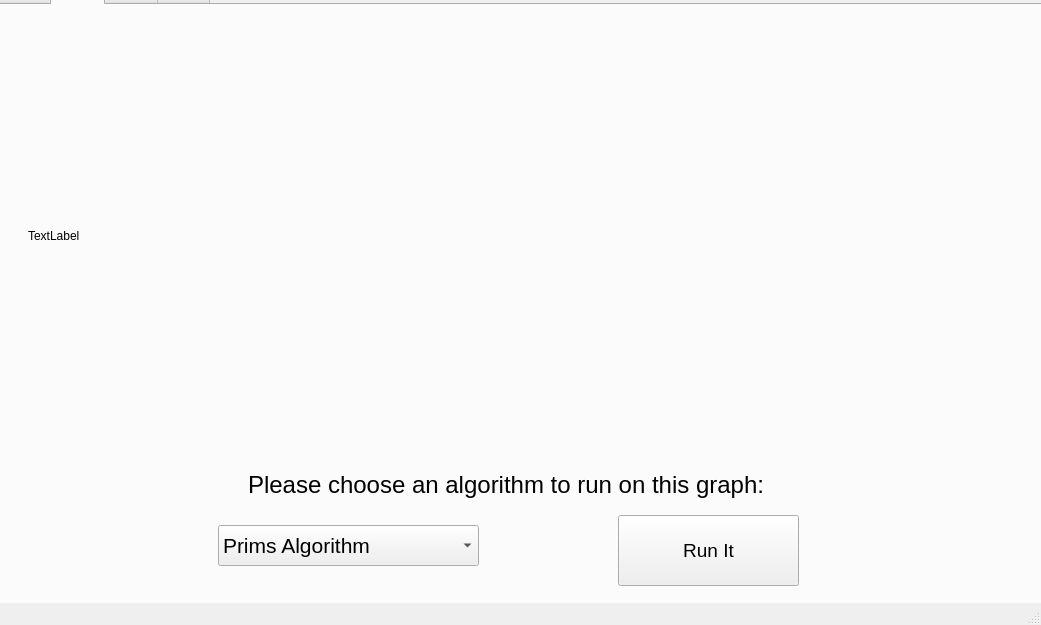
Old version of the form UnTangledUI.ui in the repository M-AliTanveer/UnTangled.
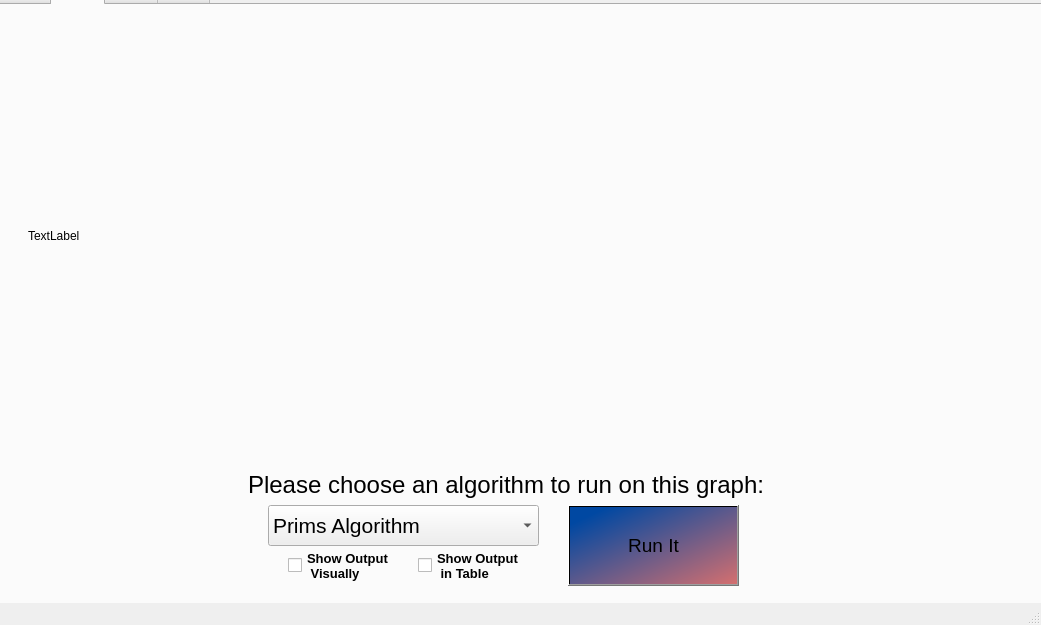
New version of the form. The open tabs and pages were chosen to show the change. Icons and pictures are not drawn.

The edit to the form file:
```diff
--- a/UnTangledUI.ui
+++ b/UnTangledUI.ui
@@ -14,6 +14,9 @@
    <string>MainWindow</string>
   </property>
   <widget class="QWidget" name="centralwidget">
+   <property name="autoFillBackground">
+    <bool>false</bool>
+   </property>
    <widget class="QTabWidget" name="Datatable">
     <property name="geometry">
      <rect>
@@ -23,6 +26,9 @@
       <height>631</height>
      </rect>
     </property>
+    <property name="styleSheet">
+     <string notr="true"/>
+    </property>
     <widget class="QWidget" name="MainTab">
      <attribute name="title">
       <string>Tab 1</string>
@@ -187,9 +193,9 @@
      <widget class="QComboBox" name="Algochoicebox">
       <property name="geometry">
        <rect>
-        <x>220</x>
-        <y>520</y>
-        <width>261</width>
+        <x>270</x>
+        <y>500</y>
+        <width>271</width>
         <height>41</height>
        </rect>
       </property>
@@ -250,10 +256,10 @@
      <widget class="QPushButton" name="runalgobutton">
       <property name="geometry">
        <rect>
-        <x>620</x>
-        <y>510</y>
-        <width>181</width>
-        <height>71</height>
+        <x>570</x>
+        <y>500</y>
+        <width>171</width>
+        <height>81</height>
        </rect>
       </property>
       <property name="font">
@@ -261,8 +267,72 @@
         <pointsize>14</pointsize>
        </font>
       </property>
+      <property name="autoFillBackground">
+       <bool>false</bool>
+      </property>
+      <property name="styleSheet">
+       <string notr="true">background-color: qlineargradient(spread:pad, x1:0, y1:0, x2:1, y2:1, stop:0.113636 rgba(0, 72, 162, 255), stop:1 rgba(212, 111, 111, 255))</string>
+      </property>
       <property name="text">
        <string>Run It</string>
+      </property>
+      <property name="icon">
+       <iconset>
+        <normaloff>algo.png</normaloff>algo.png</iconset>
+      </property>
+      <property name="iconSize">
+       <size>
+        <width>181</width>
+        <height>71</height>
+       </size>
+      </property>
+     </widget>
+     <widget class="QCheckBox" name="visualoutputcheckbox">
+      <property name="enabled">
+       <bool>true</bool>
+      </property>
+      <property name="geometry">
+       <rect>
+        <x>290</x>
+        <y>540</y>
+        <width>111</width>
+        <height>41</height>
+       </rect>
+      </property>
+      <property name="font">
+       <font>
+        <pointsize>10</pointsize>
+        <weight>75</weight>
+        <bold>true</bold>
+       </font>
+      </property>
+      <property name="text">
+       <string>Show Output 
+ Visually</string>
+      </property>
+     </widget>
+     <widget class="QCheckBox" name="tabularoutputcheckbox">
+      <property name="enabled">
+       <bool>true</bool>
+      </property>
+      <property name="geometry">
+       <rect>
+        <x>420</x>
+        <y>540</y>
+        <width>111</width>
+        <height>41</height>
+       </rect>
+      </property>
+      <property name="font">
+       <font>
+        <pointsize>10</pointsize>
+        <weight>75</weight>
+        <bold>true</bold>
+       </font>
+      </property>
+      <property name="text">
+       <string>Show Output 
+ in Table</string>
       </property>
      </widget>
     </widget>
```
Left out of the diff: 38 changed lines with no effect on the pictures.
